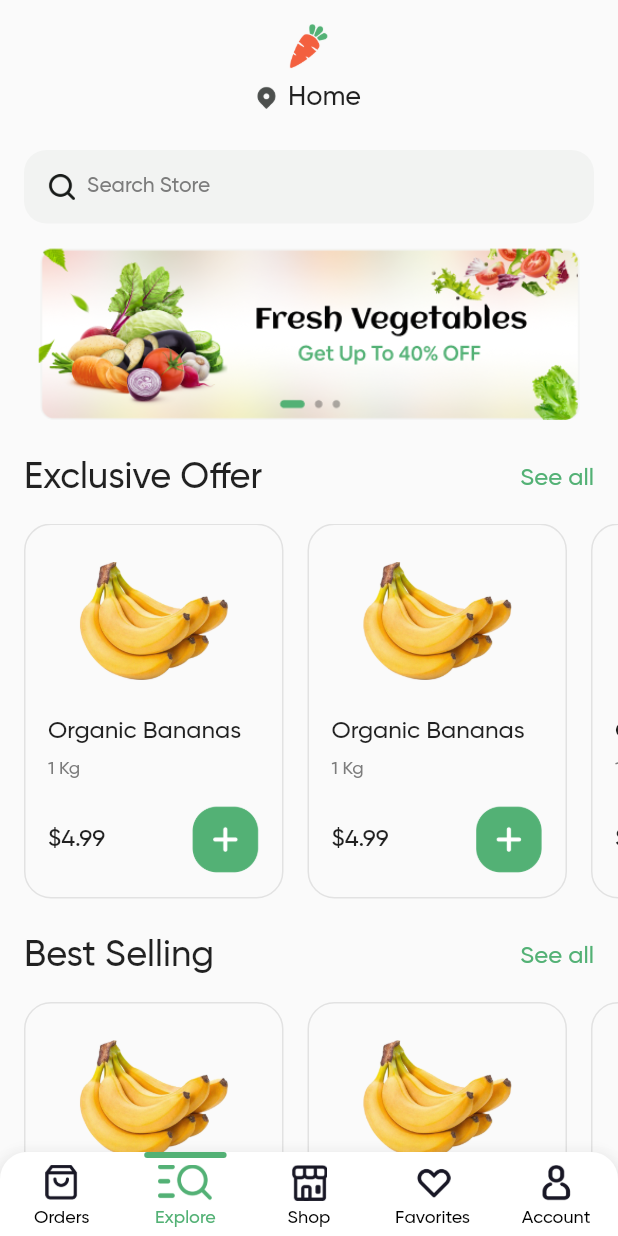
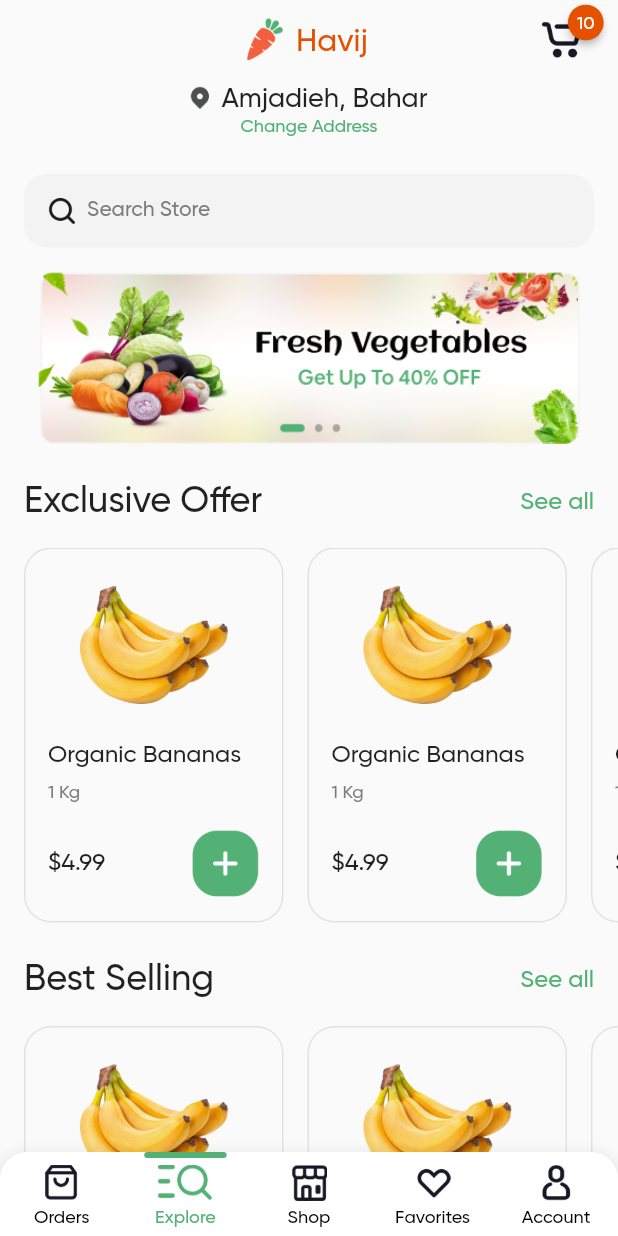
Before and after one commit to ArshiaMojtahedi/Grocery-App, a Flutter app: the screen it shows after launch, on a phone screen of 412 x 824 dp. Run offline on Flutter 3.47's test engine with Material 2 defaults, Android fonts, the phone set to English and light mode, and no system bars; drawn by our look-alikes of badges, flutter_snake_navigationbar; our stand-ins replace get, get_storage.

Commit message:
Cart added.

```diff
--- a/lib/UI/home/homeScreen.dart
+++ b/lib/UI/home/homeScreen.dart
@@ -1,3 +1,4 @@
+import 'package:badges/badges.dart';
 import 'package:flutter/material.dart';
 import 'package:grocery_app/UI/home/widgets/horizentalItemList.dart';
 import 'package:grocery_app/Utils/colors.dart';
@@ -13,9 +14,60 @@ class HomeScreen extends StatelessWidget {
             child: SingleChildScrollView(
               child: Column(
                 children: [
-                  SizedBox(
-                    height: 16,
+                  Padding(
+                    padding: const EdgeInsets.symmetric(
+                        horizontal: 24, vertical: 12),
+                    child: Row(
+                      mainAxisAlignment: MainAxisAlignment.spaceBetween,
+                      children: [
+                        SizedBox(
+                          width: 25,
+                        ),
+                        Row(
+                          children: [
+                            Image.asset(
+                              "assets/images/logo.png",
+                              // height: 30,
+                              width: 25,
+                            ),
+                            SizedBox(
+                              width: 8,
+                            ),
+                            Padding(
+                              padding: const EdgeInsets.only(top: 4.0),
+                              child: Text(
+                                "Havij",
+                                style: TextStyle(
+                                  fontSize: 21,
+                                  color: Colors.orange[900],
+                                ),
+                              ),
+                            ),
+                          ],
+                        ),
+                        Badge(
+                          // showBadge: false,
+                          animationType: BadgeAnimationType.slide,
+                          badgeContent: Text(
+                            "10",
+                            style: TextStyle(
+                              fontSize: 12,
+                              color: Colors.white,
+                            ),
+                          ),
+                          badgeColor: Colors.orange[900],
+                          padding: EdgeInsets.only(
+                              top: 7, right: 6, left: 6, bottom: 6),
+                          position: BadgePosition(bottom: 10, start: 18),
+                          child: Image.asset(
+                            "assets/images/tab_cart_off.png",
+                            height: 25,
+                          ),
+                        ),
+                      ],
+                    ),
                   ),
+
                   // CircleAvatar(
                   //   backgroundColor: Colors.black12,
                   //   child: Icon(
@@ -23,13 +75,10 @@ class HomeScreen extends StatelessWidget {
                   //     color: Appcolors().textColor3,
                   //   ),
                   // ),
-                  Image.asset(
-                    "assets/images/logo.png",
-                    height: 30,
-                  ),
-                  SizedBox(
-                    height: 8,
-                  ),
+
+                  // SizedBox(
+                  //   height: 8,
+                  // ),
                   Row(
                     mainAxisAlignment: MainAxisAlignment.center,
                     children: [
@@ -40,11 +89,18 @@ class HomeScreen extends StatelessWidget {
                       SizedBox(
                         width: 8,
                       ),
-                      Text(
-                        "Home",
-                        style: TextStyle(fontSize: 18),
+                      Padding(
+                        padding: const EdgeInsets.only(top: 2),
+                        child: Text(
+                          "Amjadieh, Bahar",
+                          style: TextStyle(fontSize: 18),
+                        ),
                       )
                     ],
+                  ),
+                  Text(
+                    "Change Address",
+                    style: TextStyle(fontSize: 12, color: Appcolors().green),
                   ),
                   SizedBox(
                     height: 24,
@@ -73,6 +129,9 @@ class HomeScreen extends StatelessWidget {
                   HorizentalItemList(
                     title: "Best Selling",
                   ),
+                  SizedBox(
+                    height: 32,
+                  ),
                 ],
               ),
             ),
--- a/pubspec.yaml
+++ b/pubspec.yaml
@@ -23,6 +23,7 @@ environment:
 dependencies:
   flutter:
     sdk: flutter
+  badges: ^2.0.1
   cupertino_icons: ^1.0.2
   flutter_snake_navigationbar: ^0.5.0
   get: ^4.1.4
```
Also changed, not shown: pubspec.lock.
